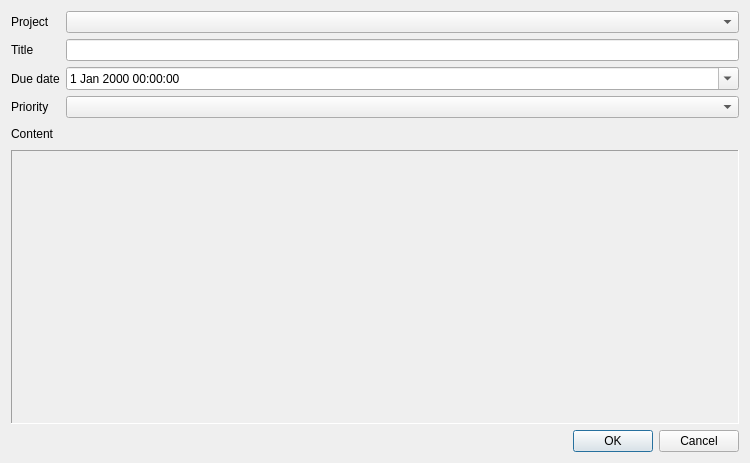
First picture: the form in dialogs/dialogtask.ui, repository crazafimahatratra/golem, before the edit.
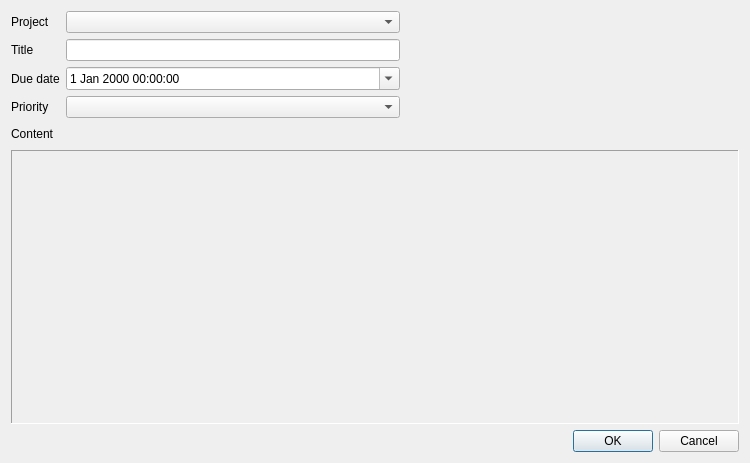
Second picture: the form after the edit. Custom widgets are drawn as their Qt base class.

Commit message: Shrink text edit and comboboxes on dialog event and task

The edit to the form file:
```diff
--- a/dialogs/dialogtask.ui
+++ b/dialogs/dialogtask.ui
@@ -66,7 +66,20 @@
        </property>
       </widget>
      </item>
-     <item row="5" column="0" colspan="2">
+     <item row="0" column="2">
+      <spacer name="horizontalSpacer_2">
+       <property name="orientation">
+        <enum>Qt::Horizontal</enum>
+       </property>
+       <property name="sizeHint" stdset="0">
+        <size>
+         <width>40</width>
+         <height>20</height>
+        </size>
+       </property>
+      </spacer>
+     </item>
+     <item row="5" column="0" colspan="3">
       <widget class="QFrame" name="frame">
        <property name="sizePolicy">
         <sizepolicy hsizetype="Preferred" vsizetype="Expanding">
```
Left out of the diff: 50 changed lines with no effect on the pictures. The commit also changes 1 other file.
